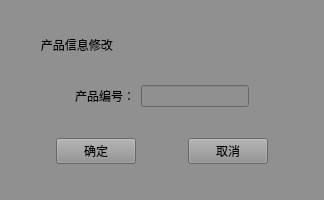
summerfll/wms, file Deca/management/product_modify.ui: the form before one commit.
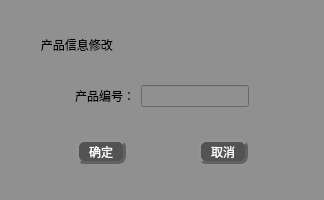
The form after the commit.

```diff
--- a/Deca/management/product_modify.ui
+++ b/Deca/management/product_modify.ui
@@ -141,6 +141,36 @@
      </item>
      <item>
       <widget class="QPushButton" name="pushButton_2">
+       <property name="minimumSize">
+        <size>
+         <width>50</width>
+         <height>25</height>
+        </size>
+       </property>
+       <property name="maximumSize">
+        <size>
+         <width>50</width>
+         <height>25</height>
+        </size>
+       </property>
+       <property name="styleSheet">
+        <string notr="true">QPushButton{
+font: 75 11pt &quot;微软雅黑&quot;;
+color:rgb(255, 255, 255);
+background-color: rgb(83, 83, 83);
+border-radius: 8px;
+border: 3px groove rgb(98, 98, 98);
+border-style: outset;
+}
+QPushButton:pressed{
+border-style: inset;
+}
+QPushButton:hover{
+background-color:rgb(0, 0, 0);
+}
+
+</string>
+       </property>
        <property name="text">
         <string>确定</string>
        </property>
@@ -161,6 +191,36 @@
      </item>
      <item>
       <widget class="QPushButton" name="pushButton">
+       <property name="minimumSize">
+        <size>
+         <width>50</width>
+         <height>25</height>
+        </size>
+       </property>
+       <property name="maximumSize">
+        <size>
+         <width>50</width>
+         <height>25</height>
+        </size>
+       </property>
+       <property name="styleSheet">
+        <string notr="true">QPushButton{
+font: 75 11pt &quot;微软雅黑&quot;;
+color:rgb(255, 255, 255);
+background-color: rgb(83, 83, 83);
+border-radius: 8px;
+border: 3px groove rgb(98, 98, 98);
+border-style: outset;
+}
+QPushButton:pressed{
+border-style: inset;
+}
+QPushButton:hover{
+background-color:rgb(0, 0, 0);
+}
+
+</string>
+       </property>
        <property name="text">
         <string>取消</string>
        </property>
```
